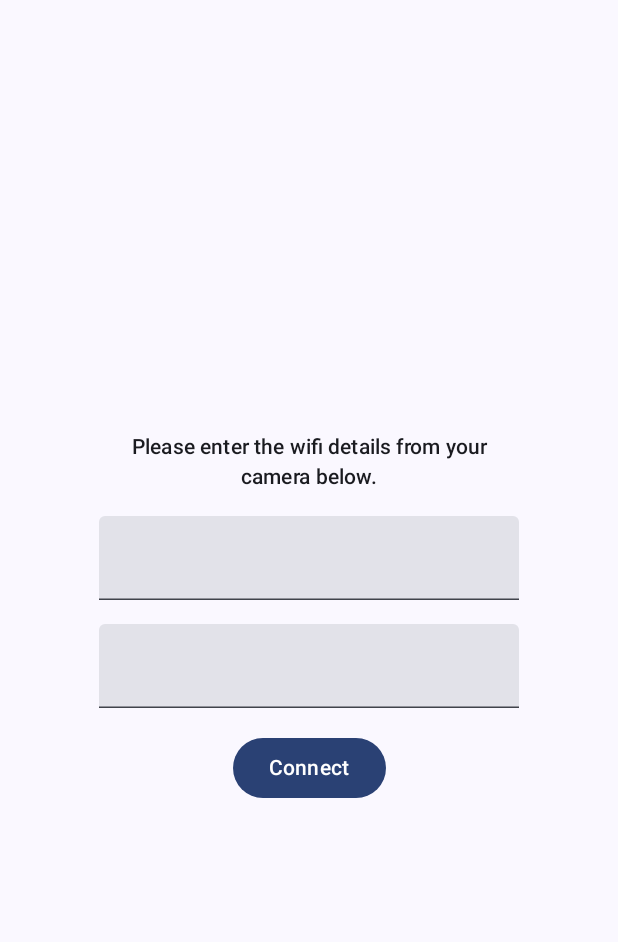
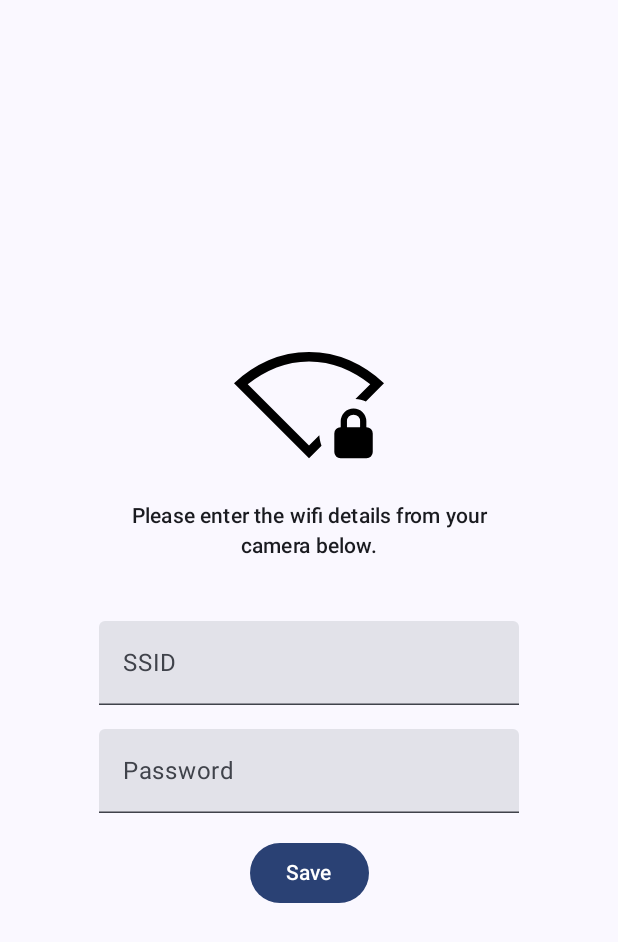
Before and after one commit to adriantache/GReat-Image-Downloader, an Android app built with Jetpack Compose: the screen it shows after launch (MainActivity), on a phone screen of 412 x 824 dp. Shown: the top 942 px of the screen. Run offline under Robolectric (Android 15) with nearby library versions, the phone set to English and light mode, and no system bars.

Commit message:
Update more UI

```diff
--- a/app/src/main/java/com/example/greatimagedownloader/ui/view/WifiInputView.kt
+++ b/app/src/main/java/com/example/greatimagedownloader/ui/view/WifiInputView.kt
@@ -1,12 +1,16 @@
 package com.example.greatimagedownloader.ui.view
 
+import androidx.compose.foundation.Image
 import androidx.compose.foundation.layout.Arrangement
 import androidx.compose.foundation.layout.Column
+import androidx.compose.foundation.layout.Spacer
 import androidx.compose.foundation.layout.fillMaxSize
+import androidx.compose.foundation.layout.height
 import androidx.compose.foundation.layout.padding
+import androidx.compose.foundation.layout.size
 import androidx.compose.material3.Button
 import androidx.compose.material3.ExperimentalMaterial3Api
-import androidx.compose.material3.MaterialTheme.typography
+import androidx.compose.material3.MaterialTheme
 import androidx.compose.material3.Text
 import androidx.compose.material3.TextField
 import androidx.compose.runtime.Composable
@@ -16,8 +20,10 @@ import androidx.compose.runtime.remember
 import androidx.compose.runtime.setValue
 import androidx.compose.ui.Alignment
 import androidx.compose.ui.Modifier
+import androidx.compose.ui.res.painterResource
 import androidx.compose.ui.res.stringResource
 import androidx.compose.ui.text.style.TextAlign
+import androidx.compose.ui.tooling.preview.Preview
 import androidx.compose.ui.unit.dp
 import com.example.greatimagedownloader.R
 import com.example.greatimagedownloader.domain.ui.model.WifiDetails
@@ -37,19 +43,41 @@ fun WifiInputView(
         var wifiName by remember { mutableStateOf("") }
         var wifiPass by remember { mutableStateOf("") }
 
+        Image(
+            modifier = Modifier.size(100.dp),
+            painter = painterResource(id = R.drawable.wifi_lock),
+            contentDescription = null
+        )
+
         Text(
             modifier = Modifier.padding(horizontal = 64.dp),
             text = stringResource(R.string.wifi_details_hint),
             textAlign = TextAlign.Center,
-            style = typography.labelLarge,
+            style = MaterialTheme.typography.titleSmall
         )
 
-        TextField(value = wifiName, onValueChange = { wifiName = it })
+        Spacer(modifier = Modifier.height(8.dp))
 
-        TextField(value = wifiPass, onValueChange = { wifiPass = it })
+        TextField(
+            value = wifiName,
+            onValueChange = { wifiName = it },
+            label = { Text("SSID") }
+        )
+
+        TextField(
+            value = wifiPass,
+            onValueChange = { wifiPass = it },
+            label = { Text("Password") }
+        )
 
         Button(onClick = { onWifiCredentialsInput(WifiDetails(wifiName, wifiPass)) }) {
-            Text(stringResource(R.string.connect))
+            Text(stringResource(R.string.save))
         }
     }
 }
+
+@Preview(showBackground = true)
+@Composable
+private fun WifiInputViewPreview() {
+    WifiInputView {}
+}
--- /dev/null
+++ b/app/src/main/res/drawable/wifi_lock.xml
@@ -0,0 +1,9 @@
+<vector xmlns:android="http://schemas.android.com/apk/res/android"
+    android:width="48dp"
+    android:height="48dp"
+    android:viewportWidth="48"
+    android:viewportHeight="48">
+    <path
+        android:fillColor="#FF000000"
+        android:pathData="M34.1,42q-0.85,0 -1.425,-0.575Q32.1,40.85 32.1,40v-5.9q0,-0.85 0.575,-1.425 0.575,-0.575 1.425,-0.575h0.05v-1.95q0,-1.7 1.2,-2.9t2.9,-1.2q1.7,0 2.9,1.2t1.2,2.9v1.95h0.05q0.85,0 1.425,0.575 0.575,0.575 0.575,1.425L44.4,40q0,0.85 -0.575,1.425Q43.25,42 42.4,42ZM36.15,32.1h4.2v-1.95q0,-0.95 -0.575,-1.525t-1.525,-0.575q-0.95,0 -1.525,0.575t-0.575,1.525ZM24,42 L0,18q4.95,-4.7 11.05,-7.35Q17.15,8 24,8t12.95,2.65Q43.05,13.3 48,18l-5.8,5.8q-0.8,-0.3 -1.625,-0.5t-1.725,-0.25l4.75,-4.75q-4.35,-3.4 -9.225,-5.35Q29.5,11 24,11t-10.375,1.95Q8.75,14.9 4.4,18.3L24,37.9l3.3,-3.3q0.05,0.9 0.225,1.75T28,38ZM24,24.45Z" />
+</vector>
--- a/app/src/main/res/values/strings.xml
+++ b/app/src/main/res/values/strings.xml
@@ -1,8 +1,8 @@
 <resources>
     <string name="app_name">GReat Image Downloader</string>
-    <string name="connect">Connect</string>
     <string name="error_invalid_wifi_input">Invalid wifi details, please check your inputs.</string>
     <string name="wifi_details_hint">Please enter the wifi details from your camera below.</string>
     <string name="connect_and_start_download">Connect and start download</string>
     <string name="change_wifi_details">Change wifi details</string>
+    <string name="save">Save</string>
 </resources>
```
Also changed, not shown: app/src/main/java/com/example/greatimagedownloader/ui/view/DownloadButton.kt (added, +82 -0 lines), app/src/main/java/com/example/greatimagedownloader/ui/view/StartView.kt (+2 -5 lines), app/src/main/res/drawable/tap_and_play.xml (added, +9 -0 lines).
